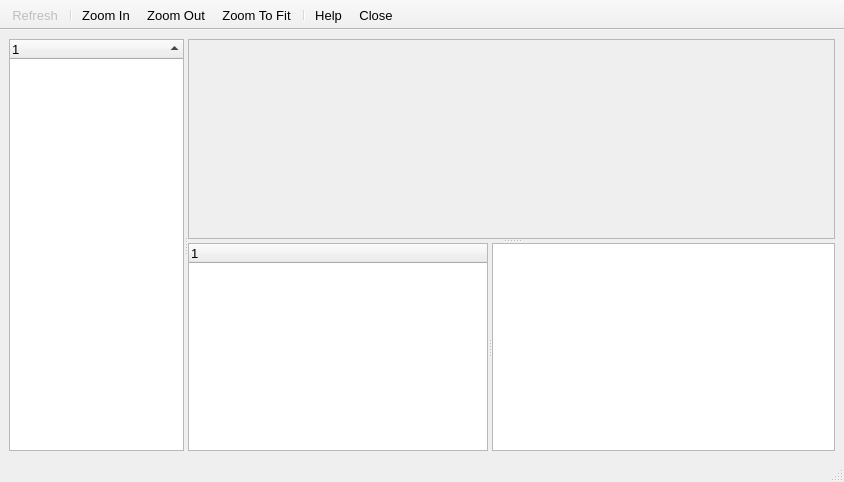
a-ilin/vidalia, file src/gui/network/netviewer.ui: the form before one commit.
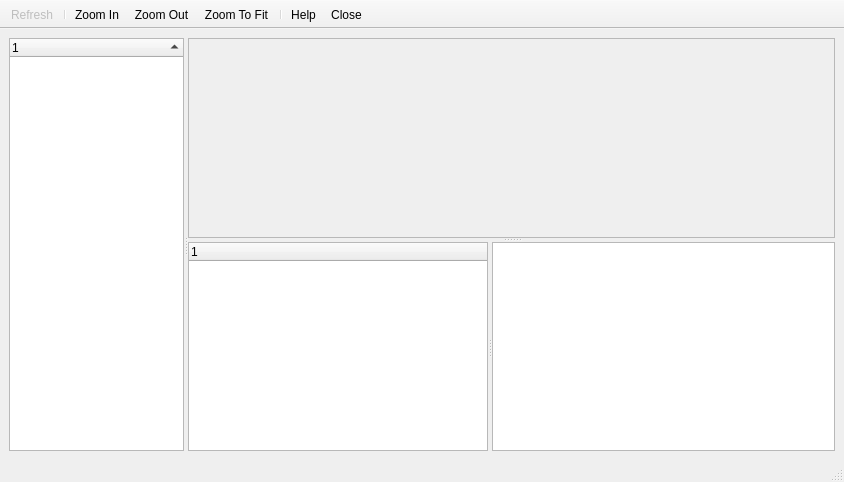
The form after the commit. Icons and pictures are not drawn. Custom widgets are drawn as their Qt base class.

Commit message:
Stop mandating a font size of 10 everywhere. This looks crummy and inconsistent on Mac.
svn:r2064

```diff
--- a/src/gui/network/netviewer.ui
+++ b/src/gui/network/netviewer.ui
@@ -20,11 +20,6 @@
     <verstretch>0</verstretch>
    </sizepolicy>
   </property>
-  <property name="font" >
-   <font>
-    <pointsize>10</pointsize>
-   </font>
-  </property>
   <property name="contextMenuPolicy" >
    <enum>Qt::NoContextMenu</enum>
   </property>
@@ -258,11 +253,6 @@
    <property name="toolTip" >
     <string>Refresh the list of Tor relays and connections</string>
    </property>
-   <property name="font" >
-    <font>
-     <pointsize>10</pointsize>
-    </font>
-   </property>
    <property name="shortcut">
     <string>Ctrl+R</string>
    </property>
@@ -280,11 +270,6 @@
    <property name="toolTip" >
     <string>Show the network map help</string>
    </property>
-   <property name="font" >
-    <font>
-     <pointsize>10</pointsize>
-    </font>
-   </property>
    <property name="shortcut">
     <string>F1</string>
    </property>
@@ -302,11 +287,6 @@
    <property name="toolTip" >
     <string>Close the network map</string>
    </property>
-   <property name="font" >
-    <font>
-     <pointsize>10</pointsize>
-    </font>
-   </property>
    <property name="shortcut">
     <string>Esc</string>
    </property>
@@ -324,11 +304,6 @@
    <property name="toolTip" >
     <string>Zoom in on the network map</string>
    </property>
-   <property name="font" >
-    <font>
-     <pointsize>10</pointsize>
-    </font>
-   </property>
    <property name="shortcut">
     <string>+</string>
    </property>
@@ -346,11 +321,6 @@
    <property name="toolTip" >
     <string>Zoom out on the network map</string>
    </property>
-   <property name="font" >
-    <font>
-     <pointsize>10</pointsize>
-    </font>
-   </property>
    <property name="shortcut">
     <string>-</string>
    </property>
@@ -368,11 +338,6 @@
    <property name="toolTip" >
     <string>Zooms to fit all currently displayed circuits</string>
    </property>
-   <property name="font" >
-    <font>
-     <pointsize>10</pointsize>
-    </font>
-   </property>
    <property name="shortcut">
     <string>Ctrl+Z</string>
    </property>
```
The commit also changes 11 other files.
